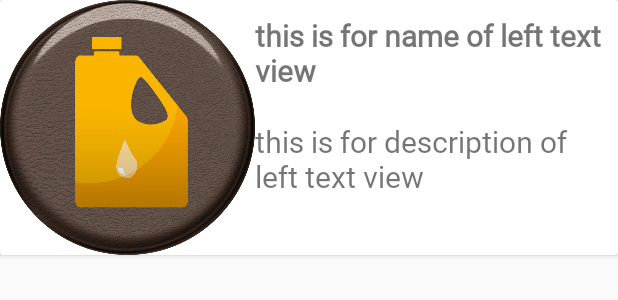
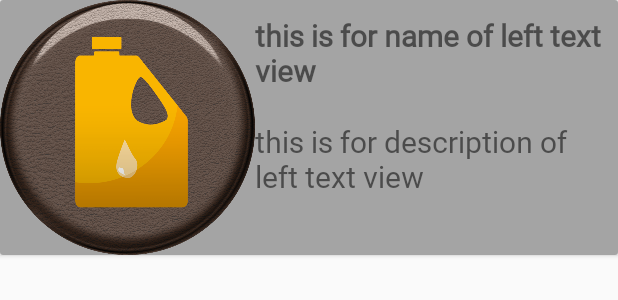
Before and after one commit to MahmoudElmaghraby/ImageUpload, an Android app: the layout single_item.xml on its own in the app's theme, with its tools: preview values and no code run, on a phone screen of 412 x 824 dp. Shown: the top 300 px of the screen. Run offline under Robolectric (Android 15) with nearby library versions, the phone set to English and light mode, and no system bars.

Commit message:
update 4

```diff
--- a/app/src/main/res/layout/activity_choose.xml
+++ b/app/src/main/res/layout/activity_choose.xml
@@ -53,7 +53,7 @@
                 android:layout_width="0dp"
                 android:layout_height="90dp"
                 android:layout_weight="1"
-                android:src="@drawable/app_icon"/>
+                android:src="@drawable/kia_logo_test"/>
 
 
             <ImageView
--- a/app/src/main/res/layout/single_item.xml
+++ b/app/src/main/res/layout/single_item.xml
@@ -7,7 +7,8 @@
 
     <RelativeLayout
         android:layout_width="match_parent"
-        android:layout_height="wrap_content">
+        android:layout_height="wrap_content"
+        android:background="#a4a4a4">
 
         <ImageView
             android:id="@+id/image_view_upload"
```
Also changed, not shown: app/src/main/res/drawable/kia_logo_test.png (added).
